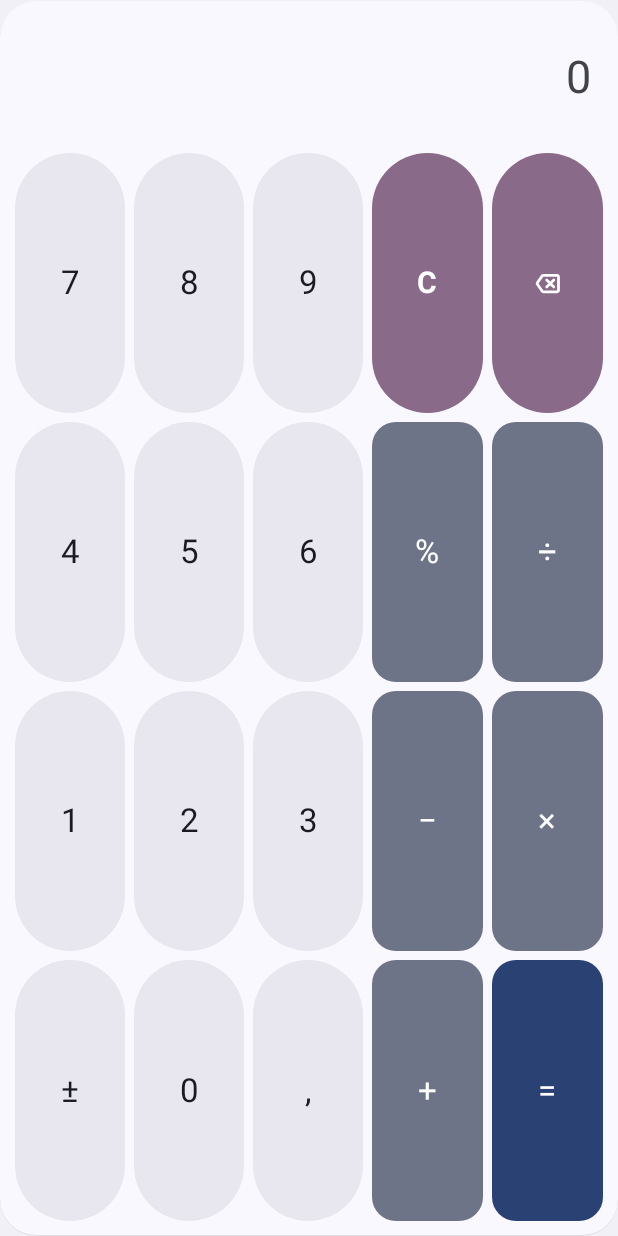
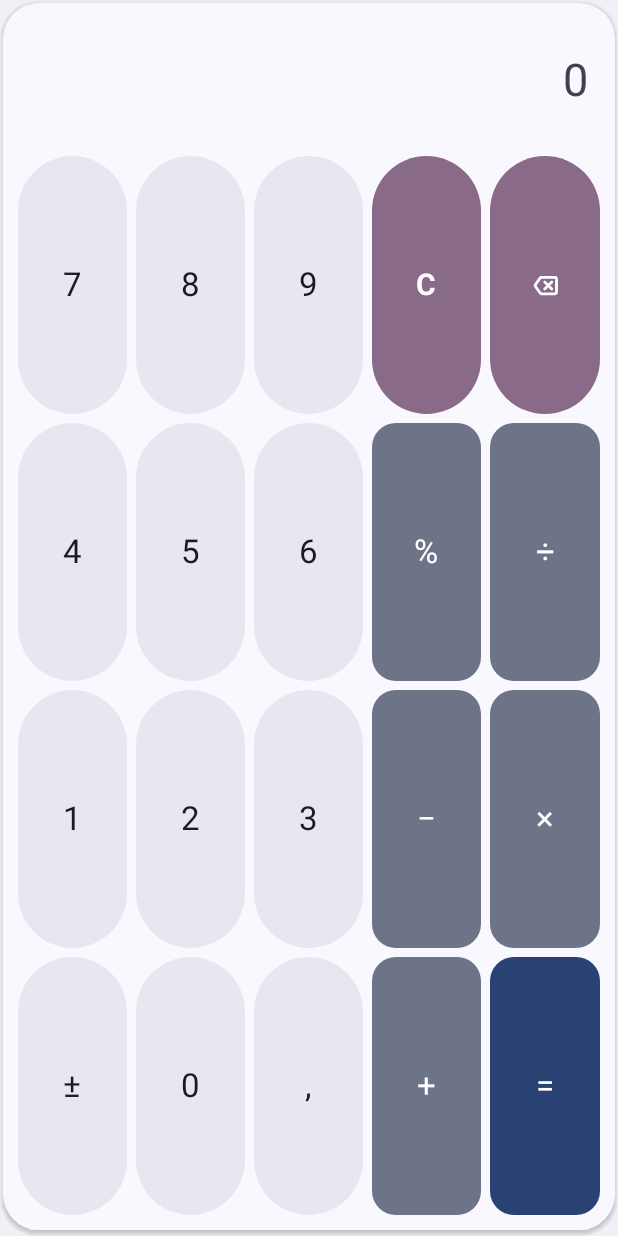
Before and after one commit to legal-hkr/calculator, an Android app built with Jetpack Compose: the layout widget_calculator.xml on its own in the app's theme, with its tools: preview values and no code run, on a phone screen of 412 x 824 dp. Run offline under Robolectric (Android 15) with nearby library versions, the phone set to English and light mode, and no system bars.

Commit message:
Gave the widget's card shadow.

```diff
--- a/app/src/main/java/sh/hnet/calculator/widget/CalculatorWidget.kt
+++ b/app/src/main/java/sh/hnet/calculator/widget/CalculatorWidget.kt
@@ -231,7 +231,7 @@ class CalculatorWidget : AppWidgetProvider() {
 
         /** The characters that fit the display (SPEC-widget §7.3): its width over tabular digits of the size. */
         private fun characters(widthDp: Int, textDp: Float): Int {
-            val display = widthDp - CARD_PADDING_DP * 2 - DISPLAY_PADDING_DP * 2
+            val display = widthDp - SHADOW_ROOM_DP * 2 - CARD_PADDING_DP * 2 - DISPLAY_PADDING_DP * 2
             return ((display / (DIGIT_WIDTH * textDp)).toInt() - 1).coerceAtLeast(4)
         }
 
@@ -284,6 +284,8 @@ class CalculatorWidget : AppWidgetProvider() {
         )
 
         private const val DEFAULT_WIDTH_DP = 328
+        /** The room left at each side of the card for its shadow (the layouts' margins). */
+        private const val SHADOW_ROOM_DP = 2
         private const val CARD_PADDING_DP = 10
         private const val DISPLAY_PADDING_DP = 8
         private const val MAIN_DP = 30f
--- a/app/src/main/res/drawable/widget_card.xml
+++ b/app/src/main/res/drawable/widget_card.xml
@@ -1,22 +1,6 @@
 <?xml version="1.0" encoding="utf-8"?>
-<!-- The calculator widget's card (SPEC-widget §4.1): the surface, radius 24 (News's frame), over the family's soft shadow. Remote views have no elevation, so the shadow is two translucent copies of the shape, one dp lower – as the shadows of Clock's widgets. The launcher keeps the widget's corners from this shape (@android:id/background with clipToOutline). -->
-<layer-list xmlns:android="http://schemas.android.com/apk/res/android">
-    <item android:top="1dp">
-        <shape android:shape="rectangle">
-            <solid android:color="#14000000" />
-            <corners android:radius="24dp" />
-        </shape>
-    </item>
-    <item android:bottom="1dp" android:top="2dp">
-        <shape android:shape="rectangle">
-            <solid android:color="#0A000000" />
-            <corners android:radius="24dp" />
-        </shape>
-    </item>
-    <item android:bottom="1dp">
-        <shape android:shape="rectangle">
-            <solid android:color="@color/widget_surface" />
-            <corners android:radius="24dp" />
-        </shape>
-    </item>
-</layer-list>
+<!-- The calculator widget's card (SPEC-widget §4.1): the surface, radius 24 (News's frame). Its shadow is the card's own `android:elevation` (2 dp, as the pieces of Music's, Clock's, News's and Calendar's widgets), drawn by the transparent root around it. -->
+<shape xmlns:android="http://schemas.android.com/apk/res/android" android:shape="rectangle">
+    <solid android:color="@color/widget_surface" />
+    <corners android:radius="24dp" />
+</shape>
--- /dev/null
+++ b/app/src/main/res/drawable/widget_floating_frame.xml
@@ -0,0 +1,6 @@
+<?xml version="1.0" encoding="utf-8"?>
+<!-- The outline of the calculator widget's root, as the floating frames of News's, Music's and Calendar's widgets: nothing to see, but a shape the launcher takes for the widget's own (its corners, and the moment an app closes back into the widget). It has the card's rounding (24 dp). The card itself stands inside it with room for its shadow. -->
+<shape xmlns:android="http://schemas.android.com/apk/res/android" android:shape="rectangle">
+    <corners android:radius="24dp" />
+    <solid android:color="@android:color/transparent" />
+</shape>
--- a/app/src/main/res/layout/widget_calculator.xml
+++ b/app/src/main/res/layout/widget_calculator.xml
@@ -1,13 +1,25 @@
 <?xml version="1.0" encoding="utf-8"?>
 <!-- The calculator widget, full layout (SPEC-widget §3–§5): the card, the display and the keypad. Every text of the display is set by the app. -->
-<LinearLayout xmlns:android="http://schemas.android.com/apk/res/android"
+<FrameLayout xmlns:android="http://schemas.android.com/apk/res/android"
     xmlns:tools="http://schemas.android.com/tools"
     tools:ignore="SpUsage,HardcodedText"
     android:id="@android:id/background"
     android:layout_width="match_parent"
     android:layout_height="match_parent"
+    android:background="@drawable/widget_floating_frame"
+    android:clipChildren="false"
+    android:clipToOutline="true">
+
+    <!-- The card with its shadow: 2 dp of room at the start, the top and the end, 4 at the foot, where the shadow falls -->
+    <LinearLayout
+        android:layout_width="match_parent"
+        android:layout_height="match_parent"
+        android:layout_marginStart="2dp"
+        android:layout_marginTop="2dp"
+        android:layout_marginEnd="2dp"
+        android:layout_marginBottom="4dp"
         android:background="@drawable/widget_card"
-    android:clipToOutline="true"
+        android:elevation="2dp"
         android:orientation="vertical"
         android:padding="10dp">
 
@@ -105,3 +117,4 @@
 
         <include layout="@layout/widget_calculator_keys" />
     </LinearLayout>
+</FrameLayout>
```
Also changed, not shown: app/src/main/res/layout/widget_calculator_compact.xml (+15 -2 lines), app/src/main/res/layout/widget_calculator_preview.xml (+15 -2 lines). Lines whose indentation alone changed are shown as unchanged.
